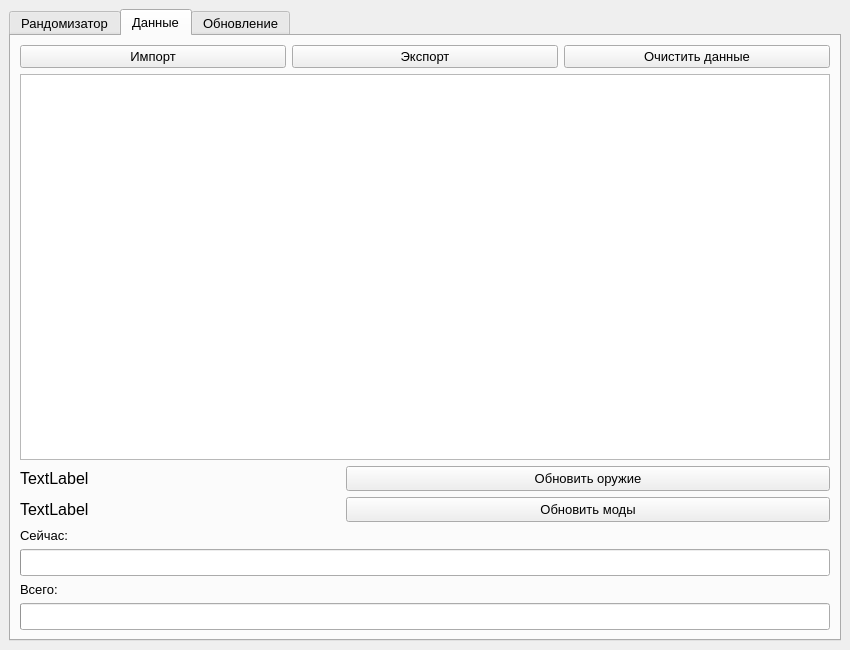
MangriMen/TRND, file data/TRND.ui: the form before one commit.
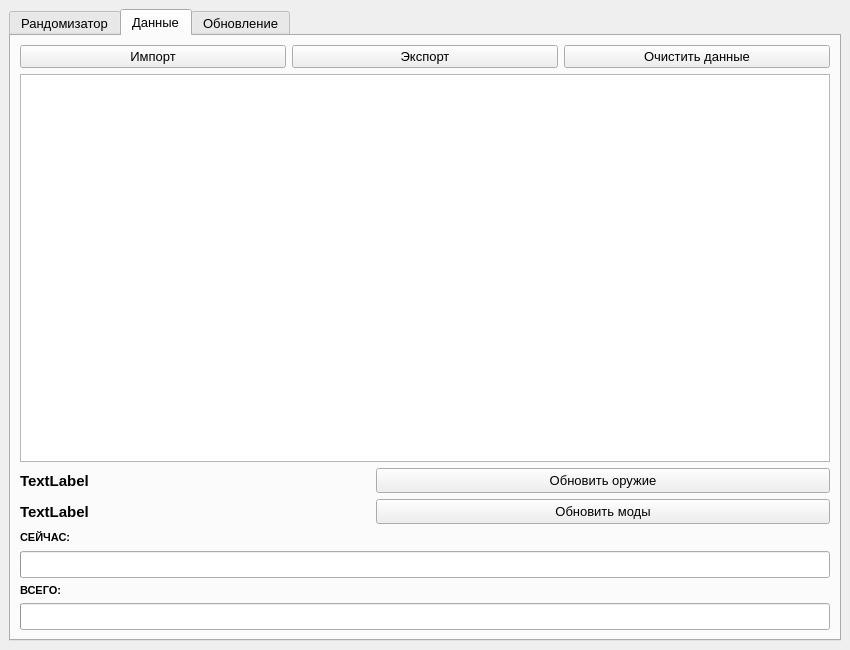
The form after the commit. The open tabs and pages were chosen to show the change. Icons and pictures are not drawn.

Commit message: Refactored project structure, function, methods and variables names. Added two classes for work with threads, moved functions to utils module.

The edit to the form file:
```diff
--- a/data/TRND.ui
+++ b/data/TRND.ui
@@ -359,11 +359,13 @@
          <widget class="QLabel" name="lblTotal">
           <property name="font">
            <font>
-            <pointsize>10</pointsize>
+            <pointsize>8</pointsize>
+            <weight>75</weight>
+            <bold>true</bold>
            </font>
           </property>
           <property name="text">
-           <string>Всего:</string>
+           <string>ВСЕГО:</string>
           </property>
          </widget>
         </item>
@@ -382,7 +384,9 @@
             </property>
             <property name="font">
              <font>
-              <pointsize>10</pointsize>
+              <pointsize>8</pointsize>
+              <weight>75</weight>
+              <bold>true</bold>
              </font>
             </property>
             <property name="frameShape">
@@ -395,7 +399,7 @@
              <number>1</number>
             </property>
             <property name="text">
-             <string>Сейчас:</string>
+             <string>СЕЙЧАС:</string>
             </property>
             <property name="textFormat">
              <enum>Qt::AutoText</enum>
@@ -416,6 +420,8 @@
             <property name="font">
              <font>
               <pointsize>10</pointsize>
+              <weight>75</weight>
+              <bold>true</bold>
              </font>
             </property>
             <property name="text">
@@ -440,13 +446,15 @@
             </property>
             <property name="minimumSize">
              <size>
-              <width>320</width>
+              <width>350</width>
               <height>0</height>
              </size>
             </property>
             <property name="font">
              <font>
-              <pointsize>12</pointsize>
+              <pointsize>11</pointsize>
+              <weight>75</weight>
+              <bold>true</bold>
              </font>
             </property>
             <property name="text">
@@ -495,13 +503,15 @@
             </property>
             <property name="minimumSize">
              <size>
-              <width>320</width>
+              <width>350</width>
               <height>0</height>
              </size>
             </property>
             <property name="font">
              <font>
-              <pointsize>12</pointsize>
+              <pointsize>11</pointsize>
+              <weight>75</weight>
+              <bold>true</bold>
              </font>
             </property>
             <property name="text">
```
Left out of the diff: 26 changed lines with no effect on the pictures. The commit also changes 1 other file.
